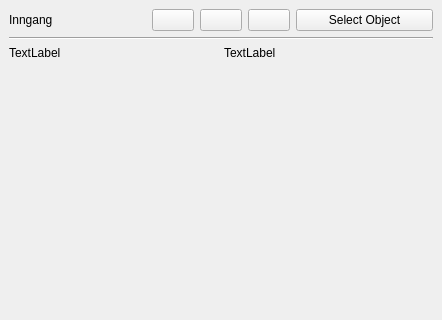
Old version of the form ui/infoWidget.ui in the repository KaspArno/Tilgjengelighet; both pictures show x 0 to 442 and y 0 to 320 of the 442 by 787 pixel window.
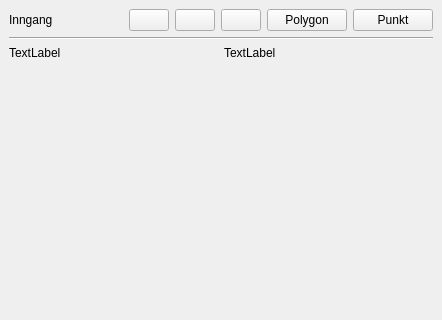
New version of the form.

Commit message: Lagt inn mulighet for select polygon/punkt og muligheten til å bla gjennom alle valgte

What changed in the file:
```diff
--- a/ui/infoWidget.ui
+++ b/ui/infoWidget.ui
@@ -18,7 +18,7 @@
     <item>
      <layout class="QVBoxLayout" name="verticalLayout">
       <item>
-       <layout class="QHBoxLayout" name="horizontalLayout_2">
+       <layout class="QHBoxLayout" name="horizontalLayout_6">
         <item>
          <widget class="QLabel" name="label_Inngang">
           <property name="text">
@@ -52,14 +52,22 @@
          </layout>
         </item>
         <item>
-         <widget class="QPushButton" name="pushButton_Select_Object">
-          <property name="whatsThis">
-           <string>&lt;html&gt;&lt;head/&gt;&lt;body&gt;&lt;p&gt;&lt;span style=&quot; font-size:12pt;&quot;&gt;Velg et object for å få inromasjon&lt;/span&gt;&lt;/p&gt;&lt;/body&gt;&lt;/html&gt;</string>
-          </property>
+         <layout class="QHBoxLayout" name="horizontalLayout_2">
+          <item>
+           <widget class="QPushButton" name="pushButton_polygon">
+            <property name="text">
+             <string>Polygon</string>
+            </property>
+           </widget>
+          </item>
+          <item>
+           <widget class="QPushButton" name="pushButton_punkt">
           <property name="text">
-           <string>Select Object</string>
-          </property>
-         </widget>
+             <string>Punkt</string>
+            </property>
+           </widget>
+          </item>
+         </layout>
         </item>
        </layout>
       </item>
```
Left out of the diff: 6 changed lines with no effect on the pictures. Lines whose indentation alone changed are shown as unchanged. The commit also changes 13 other files.
